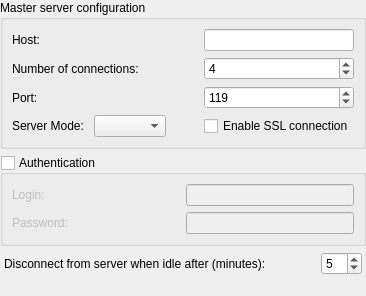
Qt form src/preferences/serversettings.ui (KDE/kwooty) before a commit.
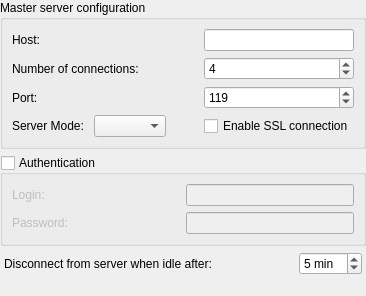
The same form after that commit.

What changed in the file:
```diff
--- a/src/preferences/serversettings.ui
+++ b/src/preferences/serversettings.ui
@@ -239,7 +239,7 @@
         </sizepolicy>
        </property>
        <property name="text">
-        <string>Disconnect from server when idle after (minutes):</string>
+        <string>Disconnect from server when idle after:</string>
        </property>
       </widget>
      </item>
@@ -261,6 +261,9 @@
        <property name="toolTip">
         <string>Disconnect from host after a period of inactivity</string>
        </property>
+       <property name="suffix">
+        <string> min</string>
+       </property>
        <property name="value">
         <number>5</number>
        </property>
```
